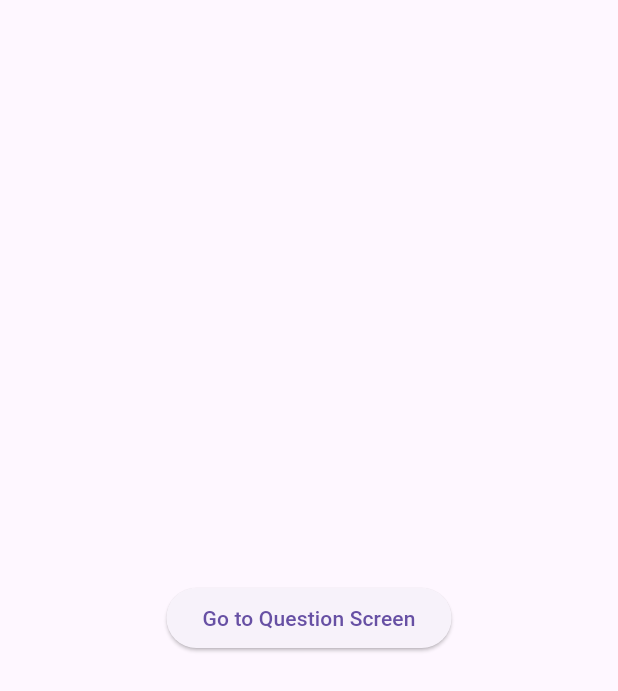
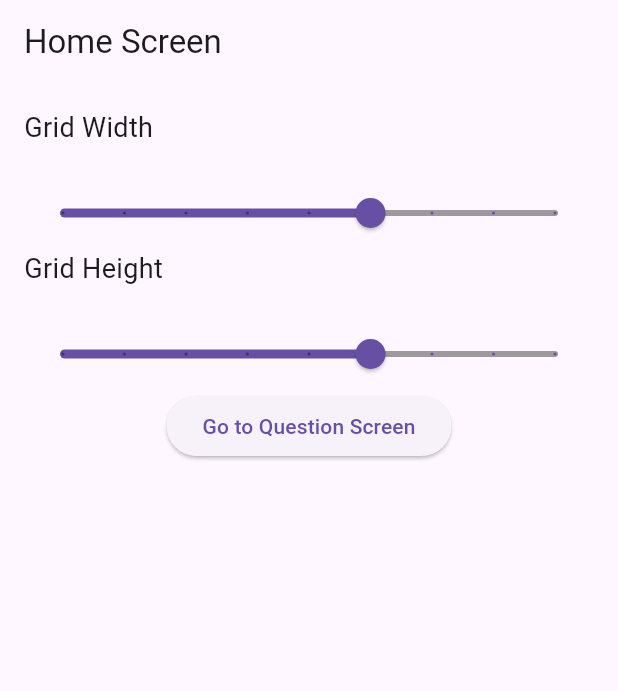
Before and after one commit to k0kishima/mind_grid, a Flutter app: the screen it shows after launch, on a phone screen of 412 x 824 dp. Shown: the top 691 px of the screen. Run offline on Flutter 3.47's test engine with Material 3 defaults, Android fonts, the phone set to English and light mode, and no system bars; our stand-ins replace flutter_riverpod, go_router; missing offline and left inert: widgetbook_annotation.

Commit message:
Add slider widget for settings

```diff
--- a/lib/main.dart
+++ b/lib/main.dart
@@ -1,10 +1,11 @@
 import 'package:flutter/material.dart';
+import 'package:flutter_riverpod/flutter_riverpod.dart';
 import 'package:mind_grid/src/view/home/home_screen.dart';
 import 'package:mind_grid/src/view/play/question_screen.dart';
 import 'package:go_router/go_router.dart';
 
 void main() {
-  runApp(const MainApp());
+  runApp(const ProviderScope(child: MainApp()));
 }
 
 class MainApp extends StatelessWidget {
--- a/lib/src/providers/setting.dart
+++ b/lib/src/providers/setting.dart
@@ -4,8 +4,12 @@ import 'package:mind_grid/src/models/setting.dart';
 class SettingNotifier extends StateNotifier<Setting> {
   SettingNotifier() : super(Setting(gridWidth: 8, gridHeight: 8));
 
-  void updateGridSize(int width, int height) {
-    state = Setting(gridWidth: width, gridHeight: height);
+  void setGridWidth(int width) {
+    state = Setting(gridWidth: width, gridHeight: state.gridHeight);
+  }
+
+  void setGridHeight(int height) {
+    state = Setting(gridWidth: state.gridWidth, gridHeight: height);
   }
 }
 
--- a/lib/src/view/home/home_screen.dart
+++ b/lib/src/view/home/home_screen.dart
@@ -1,21 +1,101 @@
 import 'package:flutter/material.dart';
 import 'package:flutter_riverpod/flutter_riverpod.dart';
 import 'package:go_router/go_router.dart';
+import 'package:mind_grid/src/providers/setting.dart';
 
 class HomeScreen extends ConsumerWidget {
   const HomeScreen({super.key});
 
   @override
   Widget build(BuildContext context, WidgetRef ref) {
+    final settings = ref.watch(settingProvider);
+    final gridWidth = settings.gridWidth;
+    final gridHeight = settings.gridHeight;
+
     return Scaffold(
-      body: Center(
-        child: ElevatedButton(
-          onPressed: () {
-            context.go('/play/question');
-          },
-          child: const Text('Go to Question Screen'),
+      appBar: AppBar(
+        title: const Text('Home Screen'),
+      ),
+      body: Padding(
+        padding: const EdgeInsets.all(16.0),
+        child: Column(
+          children: [
+            SettingsSliderWidget(
+              value: gridWidth.toInt(),
+              min: 4,
+              max: 10,
+              divisions: 8,
+              label: 'Grid Width',
+              onChanged: (value) {
+                ref.read(settingProvider.notifier).setGridWidth(value.toInt());
+              },
+            ),
+            SettingsSliderWidget(
+              value: gridHeight.toInt(),
+              min: 4,
+              max: 10,
+              divisions: 8,
+              label: 'Grid Height',
+              onChanged: (value) {
+                ref.read(settingProvider.notifier).setGridHeight(value.toInt());
+              },
+            ),
+            ElevatedButton(
+              onPressed: () {
+                context.go('/play/question');
+              },
+              child: const Text('Go to Question Screen'),
+            ),
+          ],
         ),
       ),
     );
   }
 }
+
+class SettingsSliderWidget extends ConsumerWidget {
+  final int value;
+  final int min;
+  final int max;
+  final int divisions;
+  final String label;
+  final void Function(int) onChanged;
+
+  const SettingsSliderWidget({
+    super.key,
+    required this.value,
+    required this.min,
+    required this.max,
+    required this.divisions,
+    required this.label,
+    required this.onChanged,
+  });
+
+  @override
+  Widget build(BuildContext context, WidgetRef ref) {
+    final theme = Theme.of(context);
+
+    return Column(
+      crossAxisAlignment: CrossAxisAlignment.start,
+      children: [
+        Text(
+          label,
+          style: const TextStyle(fontSize: 18),
+        ),
+        const SizedBox(height: 20),
+        Slider(
+          value: value.toDouble(),
+          min: min.toDouble(),
+          max: max.toDouble(),
+          divisions: divisions,
+          label: value.toString(),
+          onChanged: (double newValue) {
+            onChanged(newValue.round());
+          },
+          activeColor: theme.primaryColor,
+          inactiveColor: theme.disabledColor,
+        ),
+      ],
+    );
+  }
+}
```
